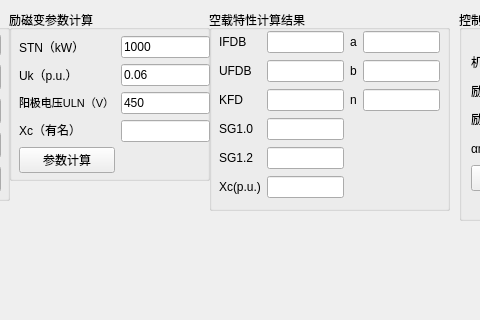
fly1057/noloadcharacteristic, file kongzaiQMainWindow.ui: the form before one commit; both pictures show x 141 to 621 and y 0 to 320 of the 1311 by 854 pixel window.
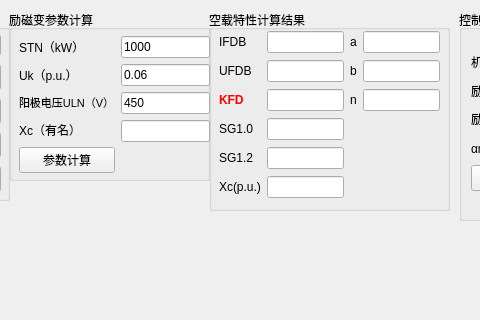
The form after the commit.

What changed in the file:
```diff
--- a/kongzaiQMainWindow.ui
+++ b/kongzaiQMainWindow.ui
@@ -706,9 +706,82 @@
       </item>
       <item row="2" column="0">
        <widget class="QLabel" name="label_29">
+        <property name="palette">
+         <palette>
+          <active>
+           <colorrole role="WindowText">
+            <brush brushstyle="SolidPattern">
+             <color alpha="255">
+              <red>255</red>
+              <green>0</green>
+              <blue>0</blue>
+             </color>
+            </brush>
+           </colorrole>
+           <colorrole role="Text">
+            <brush brushstyle="SolidPattern">
+             <color alpha="255">
+              <red>0</red>
+              <green>0</green>
+              <blue>0</blue>
+             </color>
+            </brush>
+           </colorrole>
+          </active>
+          <inactive>
+           <colorrole role="WindowText">
+            <brush brushstyle="SolidPattern">
+             <color alpha="255">
+              <red>255</red>
+              <green>0</green>
+              <blue>0</blue>
+             </color>
+            </brush>
+           </colorrole>
+           <colorrole role="Text">
+            <brush brushstyle="SolidPattern">
+             <color alpha="255">
+              <red>0</red>
+              <green>0</green>
+              <blue>0</blue>
+             </color>
+            </brush>
+           </colorrole>
+          </inactive>
+          <disabled>
+           <colorrole role="WindowText">
+            <brush brushstyle="SolidPattern">
+             <color alpha="255">
+              <red>120</red>
+              <green>120</green>
+              <blue>120</blue>
+             </color>
+            </brush>
+           </colorrole>
+           <colorrole role="Text">
+            <brush brushstyle="SolidPattern">
+             <color alpha="255">
+              <red>120</red>
+              <green>120</green>
+              <blue>120</blue>
+             </color>
+            </brush>
+           </colorrole>
+          </disabled>
+         </palette>
+        </property>
+        <property name="font">
+         <font>
+          <weight>75</weight>
+          <bold>true</bold>
+         </font>
+        </property>
         <property name="text">
          <string>KFD</string>
         </property>
+        <property name="textFormat">
+         <enum>Qt::RichText</enum>
+        </property>
        </widget>
       </item>
       <item row="2" column="1">
```
